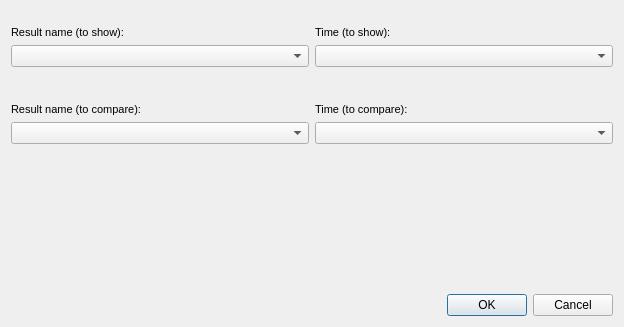
Giswater/giswater_qgis_plugin, file ui/epa_result_compare_selector.ui: the form before one commit.
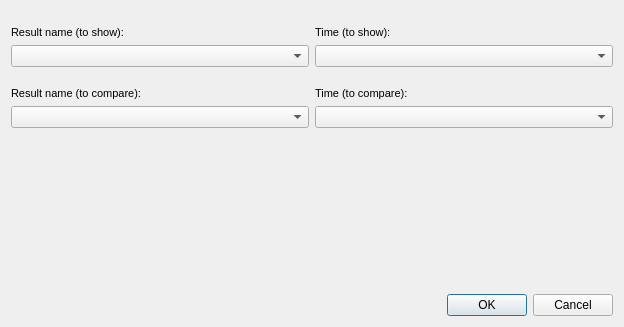
The form after the commit.

Commit message: #535 wip lack to manage for UD

The edit to the form file:
```diff
--- a/ui/epa_result_compare_selector.ui
+++ b/ui/epa_result_compare_selector.ui
@@ -20,7 +20,7 @@
       <number>15</number>
      </property>
      <property name="bottomMargin">
-      <number>15</number>
+      <number>7</number>
      </property>
      <item>
       <layout class="QVBoxLayout" name="verticalLayout_2">
@@ -115,7 +115,7 @@
    <item>
     <layout class="QHBoxLayout" name="horizontalLayout_3">
      <property name="topMargin">
-      <number>15</number>
+      <number>7</number>
      </property>
      <property name="bottomMargin">
       <number>15</number>
```
The commit also changes 1 other file.
